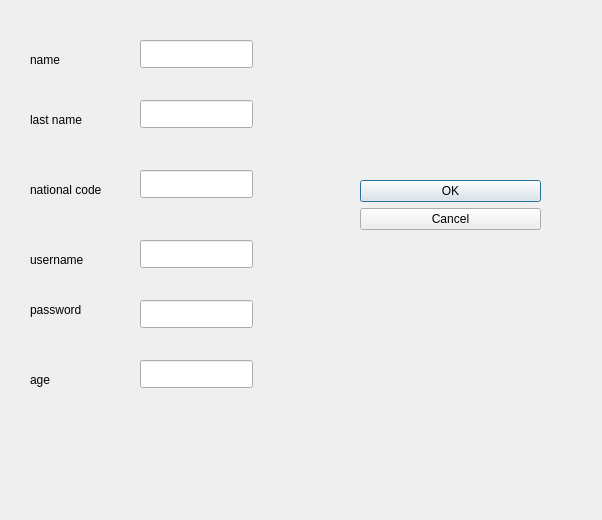
mehdi0-0s/Banking, file bankingSystem/addcustomerdialog.ui: the form before one commit.
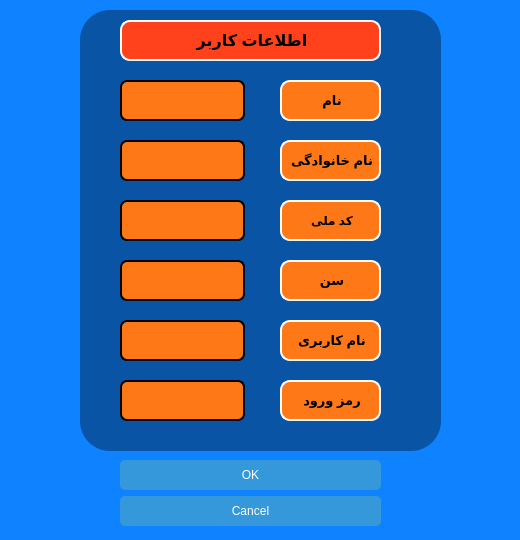
The form after the commit.

Commit message: style: Improve UI design and layout

```diff
--- a/bankingSystem/addcustomerdialog.ui
+++ b/bankingSystem/addcustomerdialog.ui
@@ -6,22 +6,38 @@
    <rect>
     <x>0</x>
     <y>0</y>
-    <width>602</width>
-    <height>520</height>
+    <width>520</width>
+    <height>540</height>
    </rect>
   </property>
   <property name="windowTitle">
    <string>Dialog</string>
   </property>
+  <property name="styleSheet">
+   <string notr="true">background-color: rgb(14, 130, 255);</string>
+  </property>
   <widget class="QDialogButtonBox" name="buttonBox">
    <property name="geometry">
     <rect>
-     <x>360</x>
-     <y>180</y>
-     <width>181</width>
-     <height>121</height>
+     <x>120</x>
+     <y>460</y>
+     <width>261</width>
+     <height>71</height>
     </rect>
    </property>
+   <property name="styleSheet">
+    <string notr="true">QPushButton {
+    background-color: #3498db;
+    color: white;
+    border: none;
+    padding: 8px 16px;
+    border-radius: 5px;
+}
+
+QPushButton:hover {
+    background-color: #2980b9;
+}</string>
+   </property>
    <property name="orientation">
     <enum>Qt::Orientation::Vertical</enum>
    </property>
@@ -29,143 +45,310 @@
     <set>QDialogButtonBox::StandardButton::Cancel|QDialogButtonBox::StandardButton::Ok</set>
    </property>
   </widget>
+  <widget class="QFrame" name="frame">
+   <property name="geometry">
+    <rect>
+     <x>80</x>
+     <y>10</y>
+     <width>361</width>
+     <height>441</height>
+    </rect>
+   </property>
+   <property name="styleSheet">
+    <string notr="true">background-color:rgba(0,0,0,90);
+border-radius:30px;
+</string>
+   </property>
+   <property name="frameShape">
+    <enum>QFrame::Shape::StyledPanel</enum>
+   </property>
+   <property name="frameShadow">
+    <enum>QFrame::Shadow::Raised</enum>
+   </property>
   <widget class="QLabel" name="label">
    <property name="geometry">
     <rect>
-     <x>30</x>
-     <y>50</y>
-     <width>63</width>
-     <height>20</height>
-    </rect>
-   </property>
+      <x>200</x>
+      <y>70</y>
+      <width>101</width>
+      <height>41</height>
+     </rect>
+    </property>
+    <property name="styleSheet">
+     <string notr="true">border-width:2px;
+border-style:solid;
+border-color: rgb(255, 255, 255);
+border-radius:10px;
+
+background-color: rgb(255, 120, 23);</string>
+    </property>
    <property name="text">
-    <string>name</string>
+     <string>&lt;html&gt;&lt;head/&gt;&lt;body&gt;&lt;p align=&quot;center&quot;&gt;&lt;span style=&quot; font-size:10pt; font-weight:700;&quot;&gt;نام&lt;/span&gt;&lt;/p&gt;&lt;/body&gt;&lt;/html&gt;</string>
    </property>
   </widget>
   <widget class="QLineEdit" name="name_lineEdit">
    <property name="geometry">
     <rect>
-     <x>140</x>
-     <y>40</y>
-     <width>113</width>
-     <height>28</height>
-    </rect>
-   </property>
+      <x>40</x>
+      <y>70</y>
+      <width>125</width>
+      <height>41</height>
+     </rect>
+    </property>
+    <property name="styleSheet">
+     <string notr="true">border-width:2px;
+font: 700 12pt &quot;Segoe UI&quot;;
+border-style:solid;
+border-color: rgb(0, 0, 0);
+border-radius:7px;
+
+background-color: rgb(255, 120, 23);</string>
+    </property>
+    <property name="alignment">
+     <set>Qt::AlignmentFlag::AlignCenter</set>
+    </property>
   </widget>
   <widget class="QLabel" name="label_2">
    <property name="geometry">
     <rect>
-     <x>30</x>
-     <y>110</y>
-     <width>63</width>
-     <height>20</height>
-    </rect>
-   </property>
+      <x>200</x>
+      <y>130</y>
+      <width>101</width>
+      <height>41</height>
+     </rect>
+    </property>
+    <property name="styleSheet">
+     <string notr="true">border-width:2px;
+border-style:solid;
+border-color: rgb(255, 255, 255);
+border-radius:10px;
+
+background-color: rgb(255, 120, 23);</string>
+    </property>
    <property name="text">
-    <string>last name</string>
+     <string>&lt;html&gt;&lt;head/&gt;&lt;body&gt;&lt;p align=&quot;center&quot;&gt;&lt;span style=&quot; font-size:10pt; font-weight:700;&quot;&gt;نام خانوادگی&lt;/span&gt;&lt;/p&gt;&lt;/body&gt;&lt;/html&gt;</string>
    </property>
   </widget>
   <widget class="QLineEdit" name="lastName_lineEdit">
    <property name="geometry">
     <rect>
-     <x>140</x>
-     <y>100</y>
-     <width>113</width>
-     <height>28</height>
-    </rect>
-   </property>
+      <x>40</x>
+      <y>130</y>
+      <width>125</width>
+      <height>41</height>
+     </rect>
+    </property>
+    <property name="styleSheet">
+     <string notr="true">border-width:2px;
+font: 700 12pt &quot;Segoe UI&quot;;
+border-style:solid;
+border-color: rgb(0, 0, 0);
+border-radius:7px;
+
+background-color: rgb(255, 120, 23);
+</string>
+    </property>
+    <property name="alignment">
+     <set>Qt::AlignmentFlag::AlignCenter</set>
+    </property>
   </widget>
   <widget class="QLabel" name="label_3">
    <property name="geometry">
     <rect>
-     <x>30</x>
-     <y>180</y>
+      <x>200</x>
+      <y>190</y>
      <width>101</width>
-     <height>20</height>
-    </rect>
-   </property>
+      <height>41</height>
+     </rect>
+    </property>
+    <property name="styleSheet">
+     <string notr="true">border-width:2px;
+border-style:solid;
+border-color: rgb(255, 255, 255);
+border-radius:10px;
+
+background-color: rgb(255, 120, 23);</string>
+    </property>
    <property name="text">
-    <string>national code</string>
+     <string>&lt;html&gt;&lt;head/&gt;&lt;body&gt;&lt;p align=&quot;center&quot;&gt;&lt;span style=&quot; font-weight:700;&quot;&gt;کد ملی&lt;/span&gt;&lt;/p&gt;&lt;/body&gt;&lt;/html&gt;</string>
    </property>
   </widget>
   <widget class="QLineEdit" name="nationalCode_lineEdit">
    <property name="geometry">
     <rect>
-     <x>140</x>
-     <y>170</y>
-     <width>113</width>
-     <height>28</height>
-    </rect>
+      <x>40</x>
+      <y>190</y>
+      <width>125</width>
+      <height>41</height>
+     </rect>
+    </property>
+    <property name="styleSheet">
+     <string notr="true">border-width:2px;
+font: 700 12pt &quot;Segoe UI&quot;;
+border-style:solid;
+border-color: rgb(0, 0, 0);
+border-radius:7px;
+
+background-color: rgb(255, 120, 23);
+</string>
+    </property>
+    <property name="alignment">
+     <set>Qt::AlignmentFlag::AlignCenter</set>
+    </property>
+   </widget>
+   <widget class="QLabel" name="label_6">
+    <property name="geometry">
+     <rect>
+      <x>200</x>
+      <y>250</y>
+      <width>101</width>
+      <height>41</height>
+     </rect>
+    </property>
+    <property name="styleSheet">
+     <string notr="true">border-width:2px;
+border-style:solid;
+border-color: rgb(255, 255, 255);
+border-radius:10px;
+
+background-color: rgb(255, 120, 23);</string>
+    </property>
+    <property name="text">
+     <string>&lt;html&gt;&lt;head/&gt;&lt;body&gt;&lt;p align=&quot;center&quot;&gt;&lt;span style=&quot; font-size:10pt; font-weight:700;&quot;&gt;سن&lt;/span&gt;&lt;/p&gt;&lt;/body&gt;&lt;/html&gt;</string>
+    </property>
+   </widget>
+   <widget class="QLineEdit" name="age_lineEdit">
+    <property name="geometry">
+     <rect>
+      <x>40</x>
+      <y>250</y>
+      <width>125</width>
+      <height>41</height>
+     </rect>
+    </property>
+    <property name="styleSheet">
+     <string notr="true">border-width:2px;
+font: 700 12pt &quot;Segoe UI&quot;;
+border-style:solid;
+border-color: rgb(0, 0, 0);
+border-radius:7px;
+
+background-color: rgb(255, 120, 23);
+</string>
+    </property>
+    <property name="alignment">
+     <set>Qt::AlignmentFlag::AlignCenter</set>
    </property>
   </widget>
   <widget class="QLabel" name="label_4">
    <property name="geometry">
     <rect>
-     <x>30</x>
-     <y>250</y>
-     <width>63</width>
-     <height>20</height>
-    </rect>
-   </property>
+      <x>200</x>
+      <y>310</y>
+      <width>101</width>
+      <height>41</height>
+     </rect>
+    </property>
+    <property name="styleSheet">
+     <string notr="true">border-width:2px;
+border-style:solid;
+border-color: rgb(255, 255, 255);
+border-radius:10px;
+
+background-color: rgb(255, 120, 23);</string>
+    </property>
    <property name="text">
-    <string>username</string>
+     <string>&lt;html&gt;&lt;head/&gt;&lt;body&gt;&lt;p align=&quot;center&quot;&gt;&lt;span style=&quot; font-size:10pt; font-weight:700;&quot;&gt;نام کاربری&lt;/span&gt;&lt;/p&gt;&lt;/body&gt;&lt;/html&gt;</string>
+    </property>
+   </widget>
+   <widget class="QLineEdit" name="password_lineEdit">
+    <property name="geometry">
+     <rect>
+      <x>40</x>
+      <y>370</y>
+      <width>125</width>
+      <height>41</height>
+     </rect>
+    </property>
+    <property name="styleSheet">
+     <string notr="true">border-width:2px;
+font: 700 12pt &quot;Segoe UI&quot;;
+border-style:solid;
+border-color: rgb(0, 0, 0);
+border-radius:7px;
+
+background-color: rgb(255, 120, 23);
+</string>
+    </property>
+    <property name="alignment">
+     <set>Qt::AlignmentFlag::AlignCenter</set>
    </property>
   </widget>
   <widget class="QLineEdit" name="username_lineEdit">
    <property name="geometry">
     <rect>
-     <x>140</x>
-     <y>240</y>
-     <width>113</width>
-     <height>28</height>
-    </rect>
-   </property>
+      <x>40</x>
+      <y>310</y>
+      <width>125</width>
+      <height>41</height>
+     </rect>
+    </property>
+    <property name="styleSheet">
+     <string notr="true">border-width:2px;
+font: 700 12pt &quot;Segoe UI&quot;;
+border-style:solid;
+border-color: rgb(0, 0, 0);
+border-radius:7px;
+
+background-color: rgb(255, 120, 23);
+</string>
+    </property>
+    <property name="alignment">
+     <set>Qt::AlignmentFlag::AlignCenter</set>
+    </property>
   </widget>
   <widget class="QLabel" name="label_5">
    <property name="geometry">
     <rect>
-     <x>30</x>
-     <y>300</y>
-     <width>63</width>
-     <height>20</height>
-    </rect>
-   </property>
-   <property name="text">
-    <string>password</string>
-   </property>
-  </widget>
-  <widget class="QLineEdit" name="password_lineEdit">
-   <property name="geometry">
-    <rect>
-     <x>140</x>
-     <y>300</y>
-     <width>113</width>
-     <height>28</height>
-    </rect>
-   </property>
-  </widget>
-  <widget class="QLabel" name="label_6">
-   <property name="geometry">
-    <rect>
-     <x>30</x>
+      <x>200</x>
      <y>370</y>
-     <width>63</width>
-     <height>20</height>
-    </rect>
-   </property>
+      <width>101</width>
+      <height>41</height>
+     </rect>
+    </property>
+    <property name="styleSheet">
+     <string notr="true">border-width:2px;
+border-style:solid;
+border-color: rgb(255, 255, 255);
+border-radius:10px;
+
+background-color: rgb(255, 120, 23);</string>
+    </property>
    <property name="text">
-    <string>age</string>
-   </property>
-  </widget>
-  <widget class="QLineEdit" name="age_lineEdit">
+     <string>&lt;html&gt;&lt;head/&gt;&lt;body&gt;&lt;p align=&quot;center&quot;&gt;&lt;span style=&quot; font-size:10pt; font-weight:700;&quot;&gt;رمز ورود&lt;/span&gt;&lt;/p&gt;&lt;/body&gt;&lt;/html&gt;</string>
+    </property>
+   </widget>
+   <widget class="QLabel" name="label_7">
    <property name="geometry">
     <rect>
-     <x>140</x>
-     <y>360</y>
-     <width>113</width>
-     <height>28</height>
-    </rect>
-   </property>
+      <x>40</x>
+      <y>10</y>
+      <width>261</width>
+      <height>41</height>
+     </rect>
+    </property>
+    <property name="styleSheet">
+     <string notr="true">border-width:2px;
+border-style:solid;
+border-color: rgb(255, 255, 255);
+border-radius:10px;
+
+background-color: rgb(255, 66, 28);</string>
+    </property>
+    <property name="text">
+     <string>&lt;html&gt;&lt;head/&gt;&lt;body&gt;&lt;p align=&quot;center&quot;&gt;&lt;span style=&quot; font-size:12pt; font-weight:700;&quot;&gt;اطلاعات کاربر&lt;/span&gt;&lt;/p&gt;&lt;/body&gt;&lt;/html&gt;</string>
+    </property>
+   </widget>
   </widget>
  </widget>
  <resources/>
```
Lines whose indentation alone changed are shown as unchanged. The commit also changes 7 other files.
